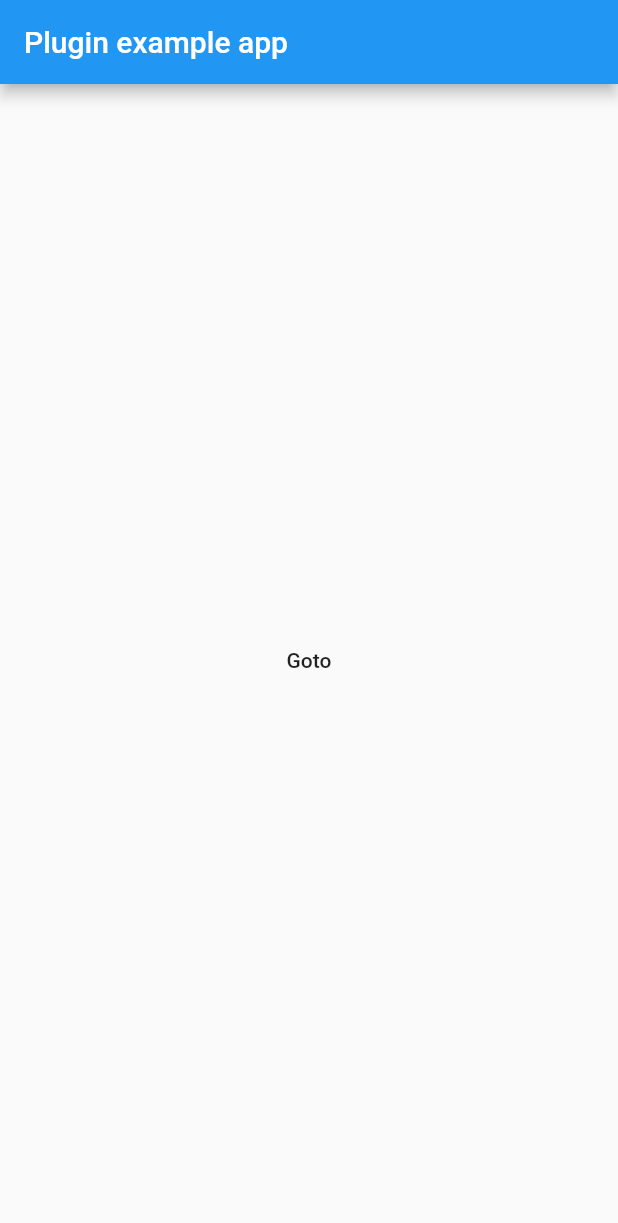
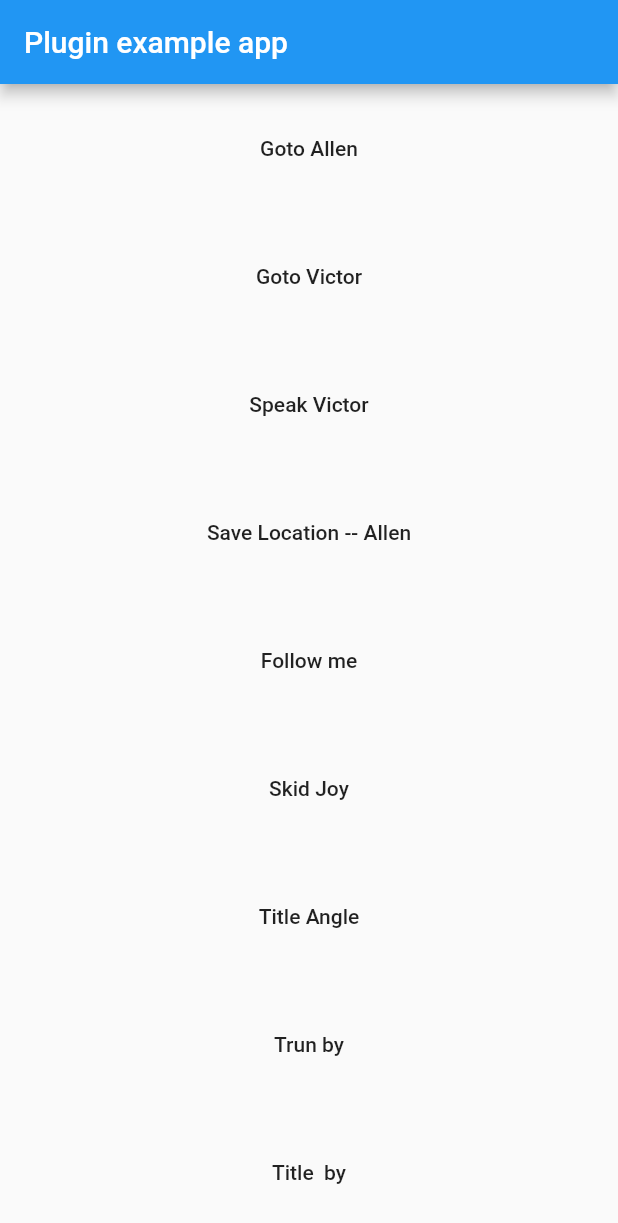
Before and after one commit to cyrsis/flutter_temi, a Flutter app: the screen it shows after launch, on a phone screen of 412 x 824 dp. Shown: the top 1223 px of the screen. Run offline on Flutter 3.47's test engine with Material 2 defaults, Android fonts, the phone set to English and light mode, and no system bars.

Commit message:
Added Some Thing to publish the package

```diff
--- a/example/lib/main.dart
+++ b/example/lib/main.dart
@@ -38,7 +38,14 @@ class _MyAppState extends State<MyApp> {
     setState(() {
       _platformVersion = platformVersion;
     });
-    FlutterTemi.temiSubscribeToOnLocationStatusChangeEvents().listen((event) => print('event: ${event}'));
+    FlutterTemi.temiSubscribeToOnLocationStatusChangeEvents().listen((event) {
+      print('Location event: ${event}');
+      print('Location event status : ${event['status']}');
+      if (event['status'] == "complete") {
+        FlutterTemi.temiSpeak("I have arrive from whatever ");
+      }
+      print('Location event: ${event.runtimeType}');
+    });
   }
 
   @override
@@ -49,9 +56,50 @@ class _MyAppState extends State<MyApp> {
           title: const Text('Plugin example app'),
         ),
         body: Center(
-          child: FlatButton(
-            child: Text('Goto'),
-            onPressed: () async => FlutterTemi.temiGoTo('victor'),
+          child: Column(
+            mainAxisAlignment: MainAxisAlignment.spaceAround,
+            children: <Widget>[
+              FlatButton(
+                child: Text('Goto Allen'),
+                onPressed: () async {
+                  await FlutterTemi.temiGoTo('allen');
+                  await FlutterTemi.temiSpeak('Allen I am coming');
+
+                },
+              ),
+              FlatButton(
+                child: Text('Goto Victor'),
+                onPressed: () async => FlutterTemi.temiGoTo('victor'),
+              ),
+              FlatButton(
+                child: Text('Speak Victor'),
+                onPressed: () async => FlutterTemi.temiSpeak('victor is Great'),
+              ),
+              FlatButton(
+                child: Text('Save Location -- Allen'),
+                onPressed: () async => FlutterTemi.temiSaveLocation('Allen'),
+              ),
+              FlatButton(
+                child: Text('Follow me'),
+                onPressed: () async => FlutterTemi.temiFollowMe(),
+              ),
+              FlatButton(
+                child: Text('Skid Joy'),
+                onPressed: () async => FlutterTemi.temiSkidJoy(),
+              ),
+              FlatButton(
+                child: Text('Title Angle'),
+                onPressed: () async => FlutterTemi.temiTiltAngle(15.2),
+              ),
+              FlatButton(
+                child: Text('Trun by'),
+                onPressed: () async => FlutterTemi.temiTurnBy(15.2),
+              ),
+              FlatButton(
+                child: Text('Title  by'),
+                onPressed: () async => FlutterTemi.temiTiltBy(),
+              ),
+            ],
           ),
         ),
       ),
--- a/lib/flutter_temi.dart
+++ b/lib/flutter_temi.dart
@@ -12,6 +12,7 @@ class FlutterTemi {
       EventChannel('flutter_temi/on_locations_updated_stream');
   static const EventChannel _nlpEventChannel =
       EventChannel('flutter_temi/nlp_stream');
+
 
   static Future<String> get platformVersion async {
     final String version = await _channel.invokeMethod('getPlatformVersion');
@@ -38,12 +39,12 @@ class FlutterTemi {
     await _channel.invokeMethod('temi_skid_joy');
   }
 
-  static temiTiltAngle() async {
-    await _channel.invokeMethod('temi_tilt_angle');
+  static temiTiltAngle(angle) async {
+    await _channel.invokeMethod('temi_tilt_angle', angle);
   }
 
-  static temiTurnBy() async {
-    await _channel.invokeMethod('temi_turn_by');
+  static temiTurnBy(angle) async {
+    await _channel.invokeMethod('temi_turn_by',angle);
   }
 
   static temiTiltBy() async {
@@ -54,11 +55,11 @@ class FlutterTemi {
     return _onBeWithMeEventChannel.receiveBroadcastStream();
   }
 
-  static Stream<String> temiSubscribeToOnLocationStatusChangeEvents() {
+  static Stream<dynamic> temiSubscribeToOnLocationStatusChangeEvents() {
     return _onLocationStatusChangeEventChannel.receiveBroadcastStream();
   }
 
-  static Stream<List<String>> temiSubscribeToOnLocationsUpdatedEvents() {
+  static Stream<List<dynamic>> temiSubscribeToOnLocationsUpdatedEvents() {
     return _onLocationsUpdatedEventChannel.receiveBroadcastStream();
   }
 
--- a/pubspec.yaml
+++ b/pubspec.yaml
@@ -1,8 +1,8 @@
 name: flutter_temi
 description: Flutter plugin for Temi
 version: 0.0.1
-author:
-homepage:
+author: Victor Tong
+homepage: https://www.blockmanic.com/
 
 environment:
   sdk: ">=2.1.0 <3.0.0"
```
Also changed, not shown: 3 other files.
